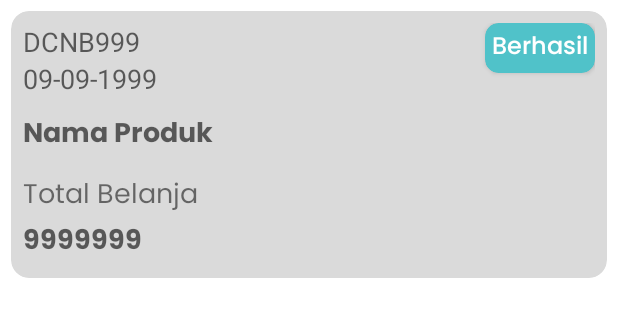
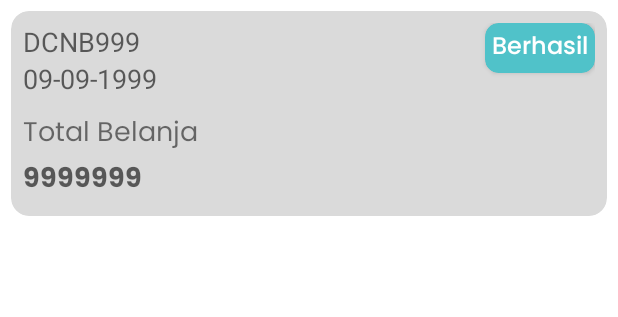
Before and after one commit to PrasetyoAriwibowo/WingsStoreApp, an Android app: the layout transaction_item_layout.xml on its own in the app's theme, with its tools: preview values and no code run, on a phone screen of 412 x 824 dp. Shown: the top 317 px of the screen. Run offline under Robolectric (Android 15) with nearby library versions, the phone set to English and light mode, and no system bars.

Commit message:
Initial commit

```diff
--- a/app/src/main/res/layout/transaction_item_layout.xml
+++ b/app/src/main/res/layout/transaction_item_layout.xml
@@ -67,16 +67,16 @@
                 </androidx.constraintlayout.widget.ConstraintLayout>
             </androidx.cardview.widget.CardView>
 
-            <TextView
-                android:id="@+id/productName"
-                android:layout_width="wrap_content"
-                android:layout_height="wrap_content"
-                app:layout_constraintTop_toBottomOf="@id/date"
-                android:hint="Nama Produk"
-                android:layout_marginTop="10dp"
-                android:fontFamily="@font/poppinsbold"
-                android:textSize="18sp"
-                app:layout_constraintStart_toStartOf="parent"/>
+<!--            <TextView-->
+<!--                android:id="@+id/productName"-->
+<!--                android:layout_width="wrap_content"-->
+<!--                android:layout_height="wrap_content"-->
+<!--                app:layout_constraintTop_toBottomOf="@id/date"-->
+<!--                android:hint="Nama Produk"-->
+<!--                android:layout_marginTop="10dp"-->
+<!--                android:fontFamily="@font/poppinsbold"-->
+<!--                android:textSize="18sp"-->
+<!--                app:layout_constraintStart_toStartOf="parent"/>-->
 
             <TextView
                 android:id="@+id/txt1"
@@ -85,7 +85,7 @@
                 android:layout_width="wrap_content"
                 android:textSize="18sp"
                 android:layout_height="wrap_content"
-                app:layout_constraintTop_toBottomOf="@id/productName"
+                app:layout_constraintTop_toBottomOf="@id/date"
                 android:text="Total Belanja"
                 app:layout_constraintStart_toStartOf="parent"/>
             <TextView
```
